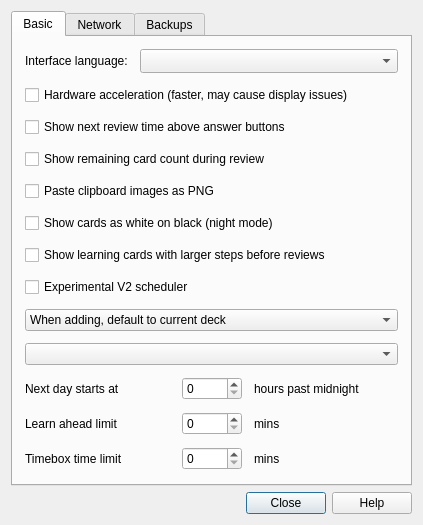
YaooXu/Anki-for-Diego, file designer/preferences.ui: the form before one commit.
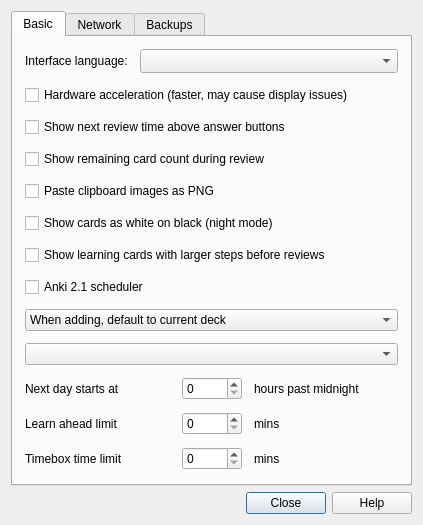
The form after the commit. The open tabs and pages were chosen to show the change. Icons and pictures are not drawn.

```diff
--- a/designer/preferences.ui
+++ b/designer/preferences.ui
@@ -13,12 +13,18 @@
   <property name="windowTitle">
    <string>Preferences</string>
   </property>
+  <property name="styleSheet">
+   <string notr="true">background:url(:/icons/Mainwindow_bg.jpg)</string>
+  </property>
   <layout class="QVBoxLayout" name="verticalLayout_2">
    <item>
     <widget class="QTabWidget" name="tabWidget">
      <property name="focusPolicy">
       <enum>Qt::StrongFocus</enum>
      </property>
+     <property name="styleSheet">
+      <string notr="true">background:url(:/icons/Mainwindow_bg.jpg)</string>
+     </property>
      <property name="currentIndex">
       <number>0</number>
      </property>
@@ -111,7 +117,7 @@
        <item>
         <widget class="QCheckBox" name="newSched">
          <property name="text">
-          <string>Experimental V2 scheduler</string>
+          <string>Anki 2.1 scheduler</string>
          </property>
         </widget>
        </item>
```
Left out of the diff: 2 changed lines with no effect on the pictures.
